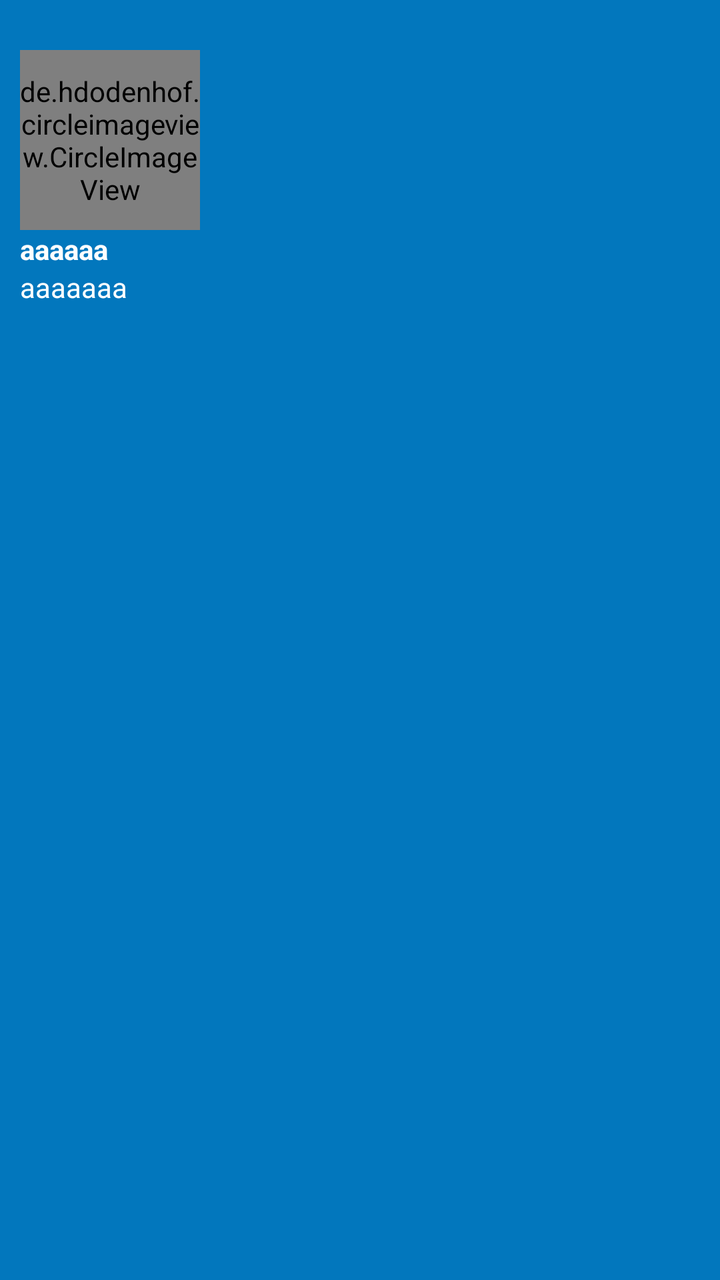
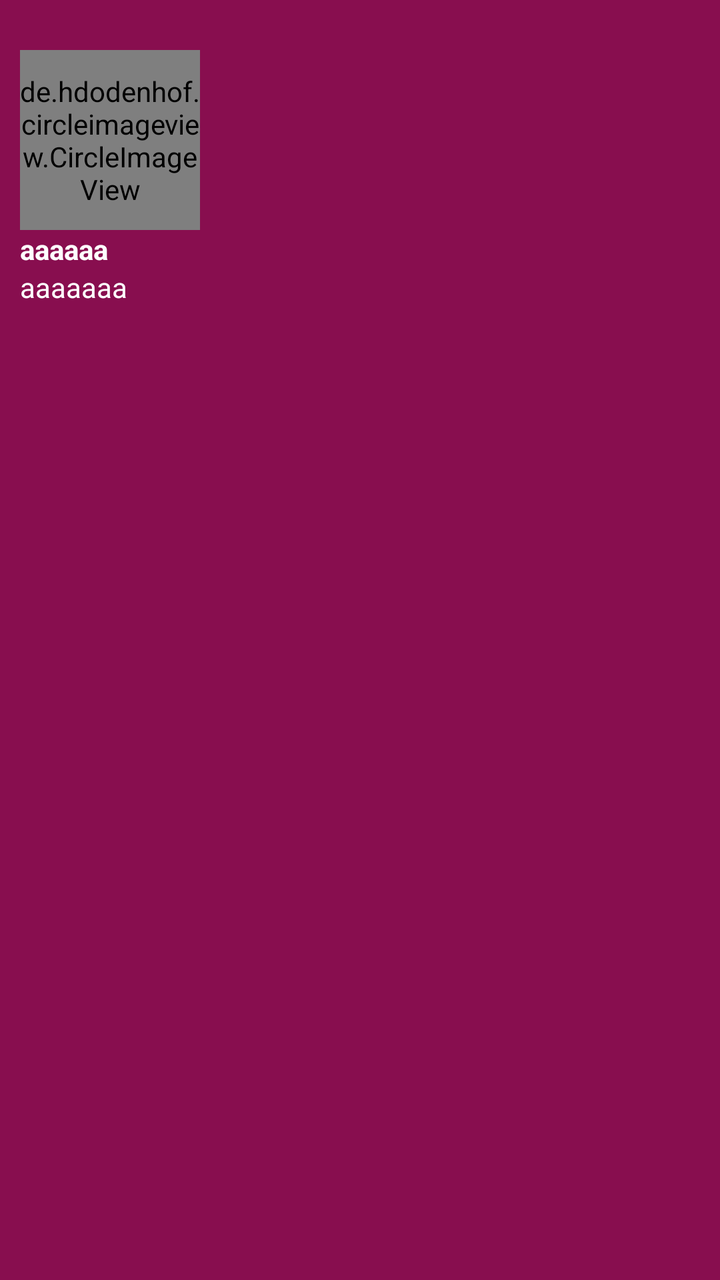

The first picture is an Android layout as it rendered before a commit; the second is the same layout after the commit. The layout source and the unified diff follow.
<!-- AndroidManifest.xml: application theme AppTheme -->
<!-- res/layout/nav_header_main.xml -->
<?xml version="1.0" encoding="utf-8"?>
<LinearLayout xmlns:android="http://schemas.android.com/apk/res/android"
    android:id="@+id/header_layout"
    android:layout_width="match_parent"
    android:layout_height="wrap_content"
    android:background="@color/light_blue_800"
    android:gravity="left"
    android:orientation="vertical"
    android:padding="@dimen/DrawerHeader_paddin"
    android:theme="@style/ThemeOverlay.AppCompat.Dark">

    <de.hdodenhof.circleimageview.CircleImageView xmlns:app="http://schemas.android.com/apk/res-auto"
        android:id="@+id/imageView"
        android:layout_width="@dimen/DrawerHeader_CircleImageView_width"
        android:layout_height="@dimen/DrawerHeader_CircleImageView_height"
        android:layout_marginTop="@dimen/DrawerHeader_CircleImageView_marginTop"
        android:src="@drawable/ic_menu_gallery"
        app:civ_border_color="@color/white"
        app:civ_border_width="@dimen/DrawerHeader_CircleImageView_border_width" />

    <TextView
        android:id="@+id/txt_UserName"
        android:layout_width="match_parent"
        android:layout_height="wrap_content"
        android:gravity="left"
        android:text="aaaaaa"
        android:textAppearance="@style/TextAppearance.AppCompat.Body1"
        android:textColor="@color/white"
        android:textStyle="bold" />

    <TextView
        android:id="@+id/txt_Mail"
        android:layout_width="match_parent"
        android:layout_height="wrap_content"
        android:layout_below="@+id/profile_image"
        android:gravity="left"
        android:text="aaaaaaa"
        android:textAppearance="@style/TextAppearance.AppCompat.Body1"
        android:textColor="@color/white"
        android:textStyle="normal" />


</LinearLayout>
<!-- resources referenced by this layout -->
<resources>
  <color name="light_blue_800">#0277bd</color>
  <color name="white">#FFFFFF</color>
  <dimen name="DrawerHeader_CircleImageView_border_width">2dp</dimen>
  <dimen name="DrawerHeader_CircleImageView_height">90dp</dimen>
  <dimen name="DrawerHeader_CircleImageView_marginTop">15dp</dimen>
  <dimen name="DrawerHeader_CircleImageView_width">90dp</dimen>
  <dimen name="DrawerHeader_paddin">10dp</dimen>
  <!-- drawable ic_menu_gallery (drawable-v21) -->
  <vector xmlns:android="http://schemas.android.com/apk/res/android"
      android:width="24dp"
      android:height="24dp"
      android:viewportHeight="24.0"
      android:viewportWidth="24.0">
      <path
          android:fillColor="#FF000000"
          android:pathData="M22,16V4c0,-1.1 -0.9,-2 -2,-2H8c-1.1,0 -2,0.9 -2,2v12c0,1.1 0.9,2 2,2h12c1.1,0 2,-0.9 2,-2zm-11,-4l2.03,2.71L16,11l4,5H8l3,-4zM2,6v14c0,1.1 0.9,2 2,2h14v-2H4V6H2z" />
  </vector>
  <style name="AppTheme" parent="Theme.AppCompat.Light.DarkActionBar">
          
          <item name="windowNoTitle">true</item>
          <item name="windowActionBar">false</item>
          <item name="colorPrimary">@color/light_blue_800</item>
          <item name="colorPrimaryDark">@color/colorPrimaryDark</item>
          <item name="colorAccent">@color/colorAccent</item>
      </style>
  <color name="colorPrimaryDark">#303F9F</color>
  <color name="colorAccent">#000105</color>
</resources>

<!-- the commit's change to res/layout/nav_header_main.xml (unified diff, before → after) -->
@@ -3,13 +3,14 @@
     android:id="@+id/header_layout"
     android:layout_width="match_parent"
     android:layout_height="wrap_content"
-    android:background="@color/light_blue_800"
+    android:background="@color/pink_900"
     android:gravity="left"
     android:orientation="vertical"
     android:padding="@dimen/DrawerHeader_paddin"
     android:theme="@style/ThemeOverlay.AppCompat.Dark">
 
-    <de.hdodenhof.circleimageview.CircleImageView xmlns:app="http://schemas.android.com/apk/res-auto"
+    <de.hdodenhof.circleimageview.CircleImageView
+        xmlns:app="http://schemas.android.com/apk/res-auto"
         android:id="@+id/imageView"
         android:layout_width="@dimen/DrawerHeader_CircleImageView_width"
         android:layout_height="@dimen/DrawerHeader_CircleImageView_height"
<!-- resource entries referenced after the edit -->
@@ -1,6 +1,6 @@
 <!-- resources referenced by this layout -->
 <resources>
-  <color name="light_blue_800">#0277bd</color>
+  <color name="pink_900">#880E4F</color>
   <color name="white">#FFFFFF</color>
   <dimen name="DrawerHeader_CircleImageView_border_width">2dp</dimen>
   <dimen name="DrawerHeader_CircleImageView_height">90dp</dimen>
@@ -21,7 +21,7 @@
           
           <item name="windowNoTitle">true</item>
           <item name="windowActionBar">false</item>
-          <item name="colorPrimary">@color/light_blue_800</item>
+          <item name="colorPrimary">@color/pink_900</item>
           <item name="colorPrimaryDark">@color/colorPrimaryDark</item>
           <item name="colorAccent">@color/colorAccent</item>
       </style>
